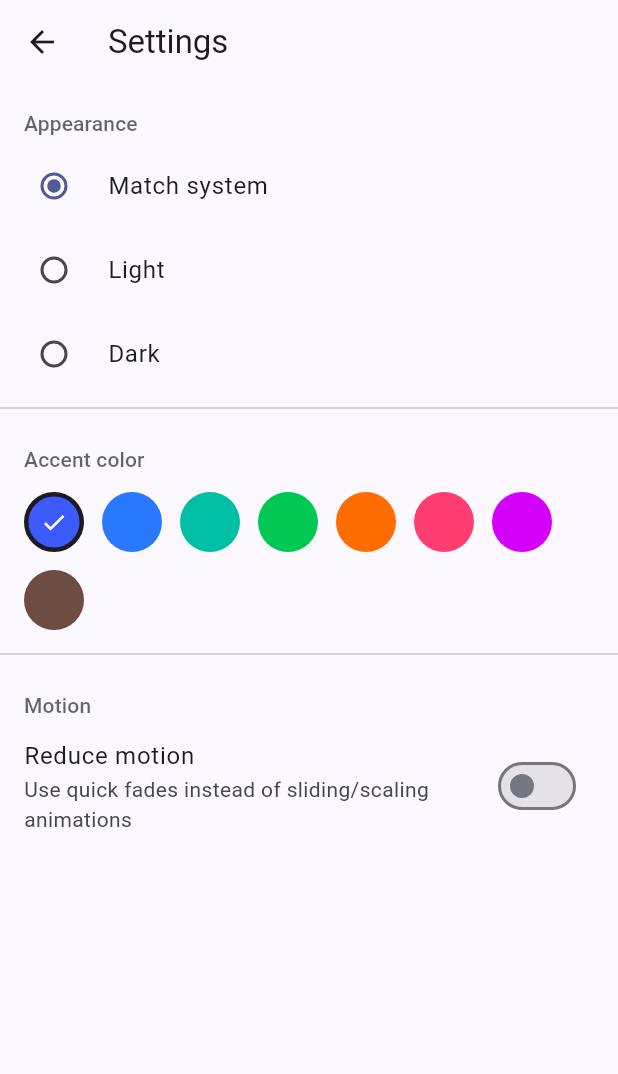
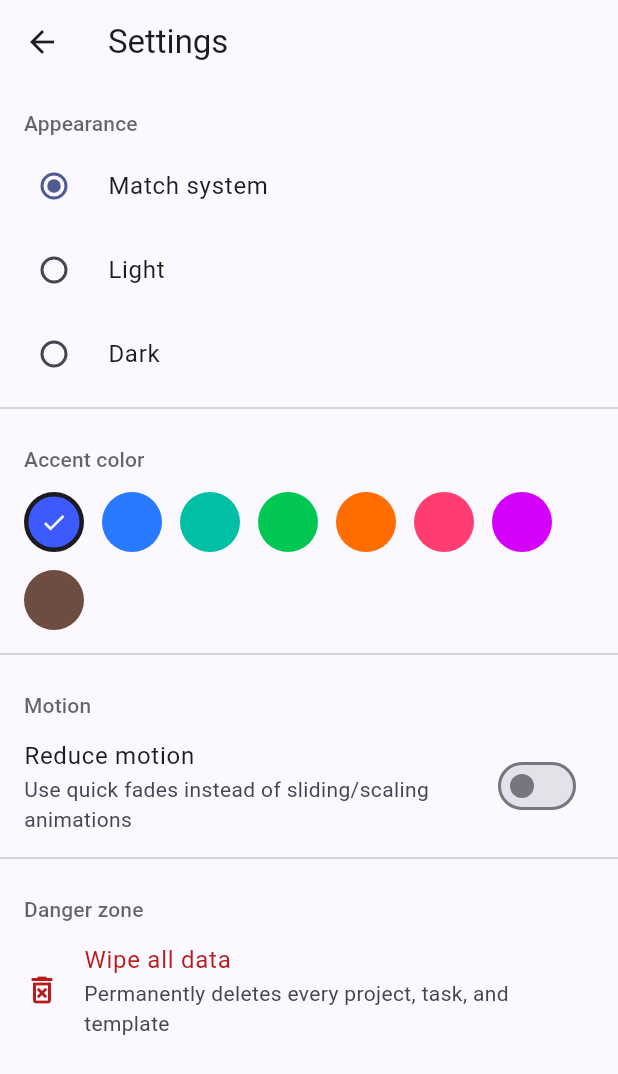
Before and after one commit to JellevdBerg/Procheck-listing-app, a Flutter app: the screen it shows after launch, after a tap on the "settings" icon, on a phone screen of 412 x 824 dp. Shown: the top 1074 px of the screen. Run offline on Flutter 3.47's test engine with Material 3 defaults, Android fonts, the phone set to English and light mode, and no system bars; our stand-ins replace flutter_riverpod, hive, hive_flutter; accounts and stored records are empty.

Commit message:
Add app logo, centered project grid, subtask wobble, and data relocation
- Add the ProCheck logo (recreated as a vector asset, since the original
  file couldn't be pulled from the chat attachment in this sandbox) as
  assets/icon/procheck_logo.png, wired into the AppLogo widget (app bar,
  splash screen), the Windows .exe icon, and the web favicon/PWA icons
- Rework the project grid: cards no longer stretch to fill the row. Card
  width is now computed from how many would fit at a time, independent of
  how many projects actually exist, and laid out with a centered Wrap
  instead of a GridView — so a single project sits centered instead of
  spanning the full width, two sit side by side as a centered pair, and so
  on, still responsive to window resizing
- Apply the same WobbleCheckbox used for tasks to subtask checkboxes
  (subtask rows move from CheckboxListTile to ListTile + WobbleCheckbox,
  since CheckboxListTile can't host a custom checkbox widget)
- Move Windows data storage from the Documents folder to
  %LocalAppData%\ProCheck, migrating any existing per-box files over on
  first launch without deleting the originals. Other platforms are
  unaffected (path_provider's default documents-directory behavior is
  already appropriate there)
- Add a "Danger zone" section to Settings with a destructive "Wipe all
  data" action, gated behind a confirmation dialog, that clears every
  Hive box (via Hive's own box.clear() API, never raw file deletion) and
  resets the UI to an empty first-run state without needing a restart
- Bump version to 1.0.5+1

Co-Authored-By: Claude Sonnet 5 <noreply@anthropic.com>
Claude-Session: https://claude.ai/code/session_019yqX4kWsz4fTKXYhpjpwbe

```diff
--- a/lib/providers/projects_provider.dart
+++ b/lib/providers/projects_provider.dart
@@ -90,4 +90,10 @@ class ProjectsNotifier extends StateNotifier<List<Project>> {
     unawaited(_box.delete(id));
     state = state.where((p) => p.id != id).toList();
   }
+
+  /// Wipes every project. Used by Settings > Wipe All Data.
+  void clearAll() {
+    unawaited(_box.clear());
+    state = [];
+  }
 }
--- a/lib/providers/task_templates_provider.dart
+++ b/lib/providers/task_templates_provider.dart
@@ -62,4 +62,10 @@ class TaskTemplatesNotifier extends StateNotifier<List<TaskTemplate>> {
     unawaited(_box.delete(id));
     state = state.where((t) => t.id != id).toList();
   }
+
+  /// Wipes every template. Used by Settings > Wipe All Data.
+  void clearAll() {
+    unawaited(_box.clear());
+    state = [];
+  }
 }
--- a/lib/providers/tasks_provider.dart
+++ b/lib/providers/tasks_provider.dart
@@ -194,4 +194,10 @@ class TasksNotifier extends StateNotifier<List<Task>> {
     }
     state = state.where((t) => !idsToDelete.contains(t.id)).toList();
   }
+
+  /// Wipes every task. Used by Settings > Wipe All Data.
+  void clearAll() {
+    unawaited(_box.clear());
+    state = [];
+  }
 }
--- a/lib/screens/settings_screen.dart
+++ b/lib/screens/settings_screen.dart
@@ -1,7 +1,11 @@
 import 'package:flutter/material.dart';
 import 'package:flutter_riverpod/flutter_riverpod.dart';
 
+import '../providers/projects_provider.dart';
 import '../providers/settings_provider.dart';
+import '../providers/task_templates_provider.dart';
+import '../providers/tasks_provider.dart';
+import '../widgets/text_prompt_dialog.dart';
 
 class SettingsScreen extends ConsumerWidget {
   const SettingsScreen({super.key});
@@ -63,9 +67,49 @@ class SettingsScreen extends ConsumerWidget {
             value: settings.reduceMotion,
             onChanged: notifier.setReduceMotion,
           ),
+          const Divider(),
+          const _SectionLabel('Danger zone'),
+          ListTile(
+            leading: Icon(
+              Icons.delete_forever_outlined,
+              color: Theme.of(context).colorScheme.error,
+            ),
+            title: Text(
+              'Wipe all data',
+              style: TextStyle(color: Theme.of(context).colorScheme.error),
+            ),
+            subtitle: const Text(
+              'Permanently deletes every project, task, and template',
+            ),
+            onTap: () => _confirmWipe(context, ref),
+          ),
         ],
       ),
     );
+  }
+
+  Future<void> _confirmWipe(BuildContext context, WidgetRef ref) async {
+    final confirmed = await showConfirmDialog(
+      context,
+      title: 'Wipe all data?',
+      message:
+          'This permanently deletes every project, task, subtask, and '
+          'template, and resets settings to their defaults. This cannot '
+          'be undone.',
+      confirmLabel: 'Wipe everything',
+    );
+    if (!confirmed) return;
+
+    ref.read(projectsProvider.notifier).clearAll();
+    ref.read(tasksProvider.notifier).clearAll();
+    ref.read(taskTemplatesProvider.notifier).clearAll();
+    ref.read(settingsProvider.notifier).resetToDefaults();
+
+    if (context.mounted) {
+      ScaffoldMessenger.of(context).showSnackBar(
+        const SnackBar(content: Text('All ProCheck data has been wiped.')),
+      );
+    }
   }
 }
 
--- a/lib/widgets/app_logo.dart
+++ b/lib/widgets/app_logo.dart
@@ -1,6 +1,6 @@
 import 'package:flutter/material.dart';
 
-/// The ProCheck logo: a checklist mark on a rounded, gradient-filled tile.
+/// The ProCheck logo mark, rendered from the app's icon asset.
 ///
 /// Used both in the [HomeScreen] app bar (small) and on the splash screen
 /// (large) — just at different sizes.
@@ -11,23 +11,10 @@ class AppLogo extends StatelessWidget {
 
   @override
   Widget build(BuildContext context) {
-    final scheme = Theme.of(context).colorScheme;
-    return Container(
+    return Image.asset(
+      'assets/icon/procheck_logo.png',
       width: size,
       height: size,
-      decoration: BoxDecoration(
-        borderRadius: BorderRadius.circular(size * 0.28),
-        gradient: LinearGradient(
-          begin: Alignment.topLeft,
-          end: Alignment.bottomRight,
-          colors: [scheme.primary, scheme.primary.withValues(alpha: 0.65)],
-        ),
-      ),
-      child: Icon(
-        Icons.checklist_rtl_rounded,
-        color: scheme.onPrimary,
-        size: size * 0.62,
-      ),
     );
   }
 }
```
Also changed, not shown: lib/data/hive_setup.dart (+53 -1 lines), lib/providers/settings_provider.dart (+10 -0 lines), lib/screens/home_screen.dart (+27 -25 lines), lib/widgets/task_tile.dart (+9 -5 lines), pubspec.yaml (+4 -5 lines), assets/icon/procheck_logo.png (added), assets/icon/procheck_logo.svg (added), pubspec.lock, 8 other files.
